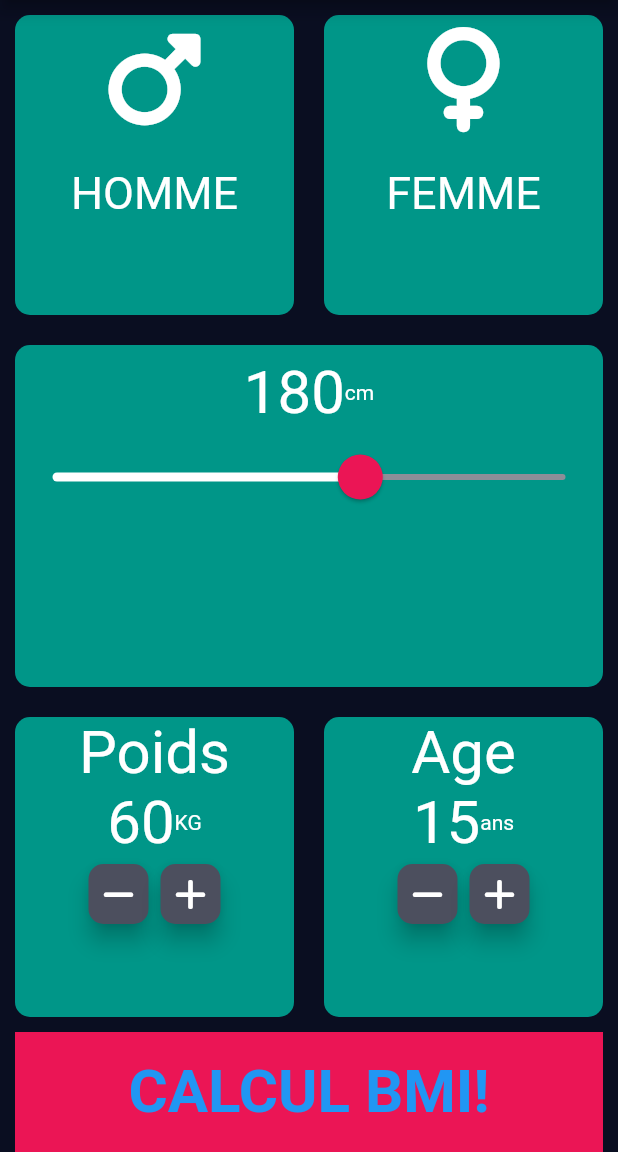
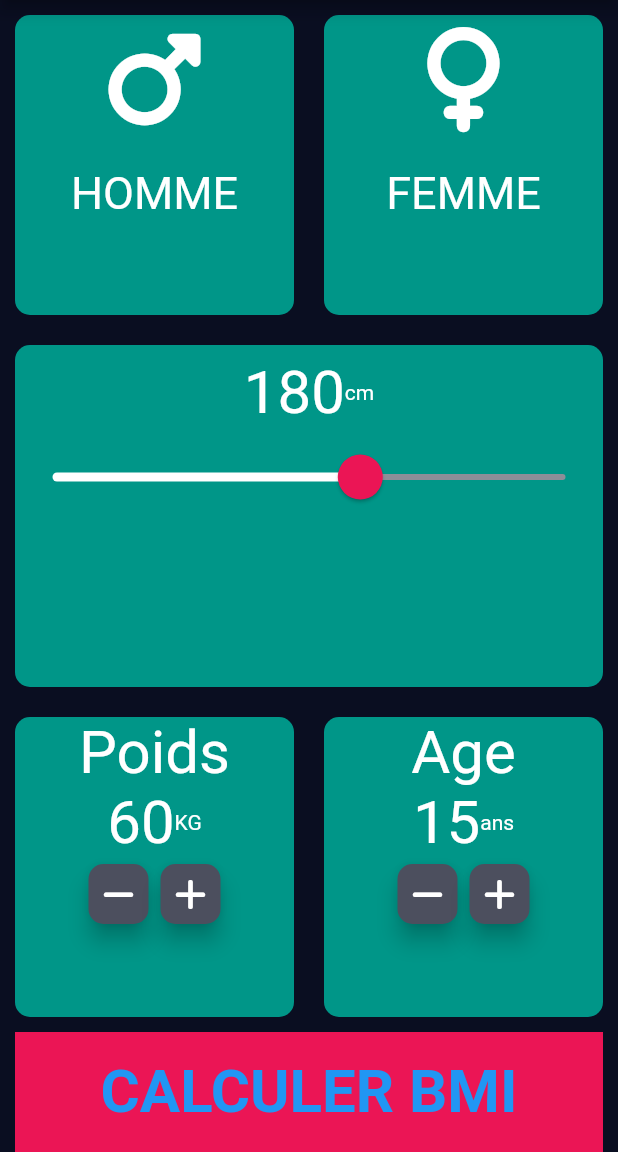
Before and after one commit to Algorithme123/flutter--BMI-calculator, a Flutter app: the screen it shows after launch, on a phone screen of 412 x 824 dp, the part 84-1236 px from its top. Run offline on Flutter 3.47's test engine with Material 2 defaults, Android fonts, the phone set to English and light mode, and no system bars; our stand-ins replace font_awesome_flutter.

Commit message:
Fin Projet

```diff
--- a/lib/components/reusable_card.dart
+++ b/lib/components/reusable_card.dart
@@ -1,7 +1,11 @@
 import 'package:flutter/material.dart';
+
 class ReusableCard extends StatelessWidget {
-  ReusableCard({required this.largeur, required this.couleur,
-    required this.containerChild});
+  ReusableCard(
+      {super.key,
+        required this.largeur,
+        required this.couleur,
+        required this.containerChild});
   final largeur;
   final couleur;
   Widget containerChild;
@@ -10,13 +14,12 @@ class ReusableCard extends StatelessWidget {
   Widget build(BuildContext context) {
     return Expanded(
       child: Container(
-          child: containerChild,
           margin: const EdgeInsets.all(10.0),
           height: 200.0,
           width: largeur,
           decoration: BoxDecoration(
-              color: couleur,
-              borderRadius: BorderRadius.circular(10.0))),
+              color: couleur, borderRadius: BorderRadius.circular(10.0)),
+          child: containerChild),
     );
   }
 }
--- a/lib/components/rounded_button.dart
+++ b/lib/components/rounded_button.dart
@@ -1,20 +1,24 @@
 import 'package:flutter/material.dart';
+
 class RoundedButton extends StatelessWidget {
-  RoundedButton({required this.icon,required this.onPress});
+  const   RoundedButton({super.key, required this.icon, required this.onPress});
   final IconData icon;
-  final Function  onPress;
+  final Function onPress;
   @override
   Widget build(BuildContext context) {
     return RawMaterialButton(
-      child:Icon(icon),
-      onPressed: (){
+      onPressed: () {
         onPress();
       },
       elevation: 6.0,
-      constraints: BoxConstraints.tightFor(width: 40.0,height: 40.0),
+      constraints: const BoxConstraints.tightFor(width: 40.0, height: 40.0),
       shape: RoundedRectangleBorder(
-        borderRadius: BorderRadius.circular(10.0,),),
-      fillColor: Color(0XFF4C4F5E),
+        borderRadius: BorderRadius.circular(
+          10.0,
+        ),
+      ),
+      fillColor: const Color(0XFF4C4F5E),
+      child: Icon(icon),
     );
   }
 }
--- a/lib/main.dart
+++ b/lib/main.dart
@@ -1,26 +1,21 @@
-import 'package:bmi/screens/resultPage.dart';
+import 'package:bmi/screens/input_page.dart';
 import 'package:flutter/material.dart';
-import 'package:bmi/screens/input_page.dart';
 
 void main() {
-  runApp( MyApp());
+  runApp( const MyApp());
 }
 
 class MyApp extends StatelessWidget {
+  const MyApp({super.key});
+
   @override
   Widget build(BuildContext context) {
     return MaterialApp(
+      debugShowCheckedModeBanner: false,
       theme: ThemeData.dark().copyWith(
-          primaryColor: const Color(0xFF0A0E21),
+          primaryColor: Colors.black12,
           scaffoldBackgroundColor: const Color(0xFF0A0E21)),
-      // home: InputPage(),
-
-      initialRoute: '/',
-      routes:{
-        '/' : (context)=> InputPage(),
-        '/resultat' : (context)=> ResultPage(),
-      }
+      home: const InputPage(),
     );
-
   }
 }
--- a/lib/screens/input_page.dart
+++ b/lib/screens/input_page.dart
@@ -1,4 +1,5 @@
-import 'package:bmi/screens/resultPage.dart';
+import 'package:bmi/calculator_brain.dart';
+import 'package:bmi/screens/result_page.dart';
 import 'package:flutter/material.dart';
 import '../components/reusable_card.dart';
 import 'package:font_awesome_flutter/font_awesome_flutter.dart';
@@ -21,7 +22,7 @@ class _InputPageState extends State<InputPage> {
   Widget build(BuildContext context) {
     return Scaffold(
       appBar: AppBar(
-        title: Text('BMI CALCULATOR'),
+        title: const Text('BMI CALCULATOR'),
       ),
       body: Column(
         children: [
@@ -57,17 +58,17 @@ class _InputPageState extends State<InputPage> {
                       mainAxisAlignment: MainAxisAlignment.center,
                       children: [
                         Text(ma_taille.toString(), style: kMyTextStyle),
-                        Text('cm'),
+                        const Text('cm'),
                       ],
                     ),
                   ),
                 ),
                 SliderTheme(
                   data: SliderTheme.of(context).copyWith(
-                    thumbColor: Color(0xFFEB1555),
+                    thumbColor: const Color(0xFFEB1555),
                     activeTrackColor: Colors.white,
-                    inactiveTrackColor: Color(0xFF8D8E98),
-                    overlayColor: Color(0x29EB1555),
+                    inactiveTrackColor: const Color(0xFF8D8E98),
+                    overlayColor: const Color(0x29EB1555),
                     thumbShape:
                     const RoundSliderThumbShape(enabledThumbRadius: 15.0),
                     overlayShape:
@@ -94,7 +95,7 @@ class _InputPageState extends State<InputPage> {
                 couleur: Colors.teal,
                 containerChild: Column(
                   children: [
-                    Text(
+                    const Text(
                       'Poids',
                       style: kMyTextStyle,
                     ),
@@ -106,7 +107,7 @@ class _InputPageState extends State<InputPage> {
                           mon_poids.toString(),
                           style: kMyTextStyle,
                         ),
-                        Text('KG')
+                        const Text('KG')
                       ],
                     ),
                     Row(
@@ -138,7 +139,7 @@ class _InputPageState extends State<InputPage> {
                 couleur: Colors.teal,
                 containerChild: Column(
                   children: [
-                    Text(
+                    const Text(
                       'Age',
                       style: kMyTextStyle,
                     ),
@@ -150,7 +151,7 @@ class _InputPageState extends State<InputPage> {
                           mon_age.toString(),
                           style: kMyTextStyle,
                         ),
-                        Text('ans')
+                        const Text('ans')
                       ],
                     ),
                     Row(
@@ -180,23 +181,26 @@ class _InputPageState extends State<InputPage> {
             ],
           ),
           Container(
-            margin: EdgeInsets.symmetric(horizontal: 10.0),
-            child: Center(
-              child: TextButton(
-                onPressed: () {
-
-                  Navigator.push(
-                    context,
-                    MaterialPageRoute(builder: (context) => const ResultPage()),
-                  );
-                },
-                child: const Text('CALCUL BMI!',
-                  style: TextStyle(fontSize: 40.0, fontWeight: FontWeight.bold),),
+            margin: const EdgeInsets.symmetric(horizontal: 10.0),
+            height: 80.0,
+            width: double.infinity,
+            color: const Color(0xFFEB1555),
+            child: TextButton(
+              onPressed: () {
+                CalculatorBrain cal = CalculatorBrain(taille: ma_taille, poids: mon_poids);
+                Navigator.push(context, MaterialPageRoute(builder: (context)=>ResultPage(
+                    mon_bmi: cal.calculateBMI(),
+                    mon_resultat: cal.getResult(),
+                    interpretation: cal.getInterpretation()
+                )));
+              },
+              child: const Center(
+                child: Text(
+                  'CALCULER BMI',
+                  style: TextStyle(fontSize: 40.0, fontWeight: FontWeight.bold),
+                ),
               ),
             ),
-            height: 80.0,
-            width: double.infinity,
-            color: Color(0xFFEB1555),
           ),
         ],
       ),
```
Also changed, not shown: lib/calculatorBrain.dart (deleted, +0 -16 lines), lib/calculator_brain.dart (added, +36 -0 lines), lib/screens/resultPage.dart (deleted, +0 -42 lines), lib/screens/result_page.dart (added, +68 -0 lines).
